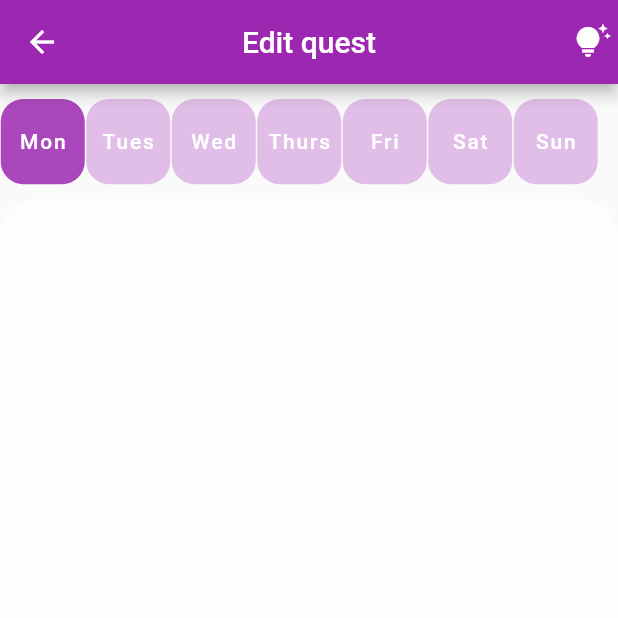
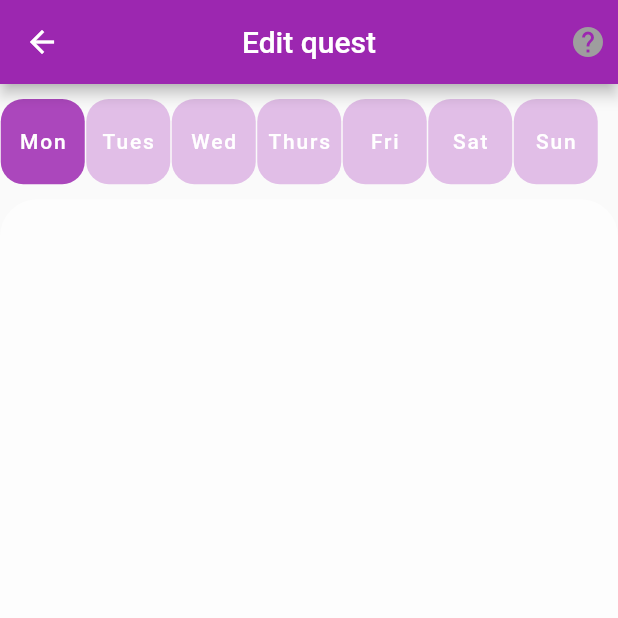
Before and after one commit to SimKianSeng/LvlUp, a Flutter app: the EditQuest screen opened by its route, on a phone screen of 412 x 824 dp, the top half of it. Run offline on Flutter 3.47's test engine with Material 2 defaults, Android fonts, the phone set to English and light mode, and no system bars; our stand-ins replace firebase_auth, firebase_core, firebase_database; missing offline and left inert: time_planner, time_range_picker; accounts and stored records are empty.

```diff
--- a/lib/constants.dart
+++ b/lib/constants.dart
@@ -52,3 +52,12 @@ ButtonStyle customButtonStyle(
       shape: MaterialStateProperty.all<RoundedRectangleBorder>(
           RoundedRectangleBorder(borderRadius: BorderRadius.circular(radius))));
 }
+
+
+Tooltip useHint(String hint) {
+  return Tooltip(
+    message: hint,
+    triggerMode: TooltipTriggerMode.tap,
+    child: Icon(Icons.help, color: Colors.grey,),
+  );
+}
--- a/lib/pages/schedule/edit_quest.dart
+++ b/lib/pages/schedule/edit_quest.dart
@@ -161,15 +161,11 @@ class _EditQuestState extends State<EditQuest> {
         appBar: AppBar(
           title: const Text('Edit quest'),
           centerTitle: true,
-          actions: const <Widget>[
-            Tooltip(
-              message: 'To be able to change to a certain module, do ensure that it has been inputted into generator',
-              triggerMode: TooltipTriggerMode.tap,
-              child: Padding(
-                padding: EdgeInsets.only(right: 5.0),
-                child: Icon(Icons.tips_and_updates),
-              ),
-            )
+          actions: <Widget>[
+            Padding(
+              padding: const EdgeInsets.only(right: 8.0),
+              child: useHint('To be able to change to a certain module, do ensure that it has been inputted into generator'),
+            ),
           ],),
         body: Column(
           crossAxisAlignment: CrossAxisAlignment.center,
```
Also changed, not shown: lib/pages/schedule/available_time_input_page.dart (+6 -6 lines), lib/pages/schedule/schedule_input.dart (+153 -127 lines).
